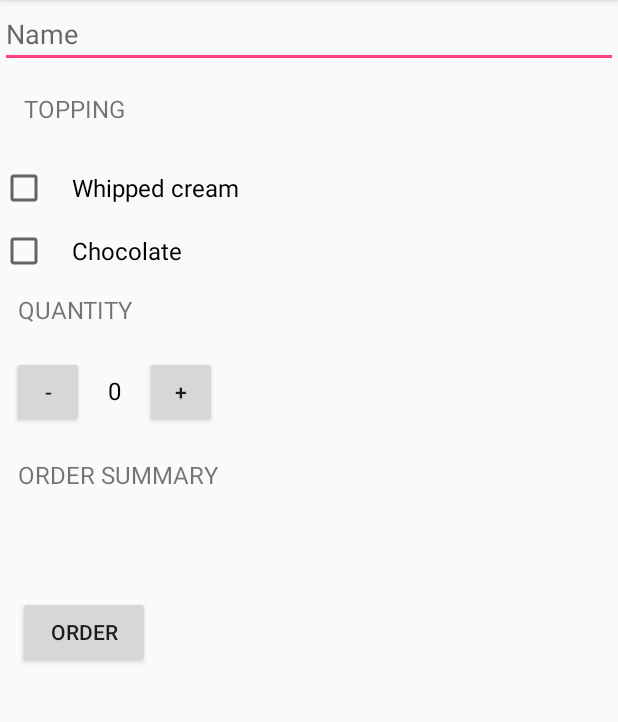
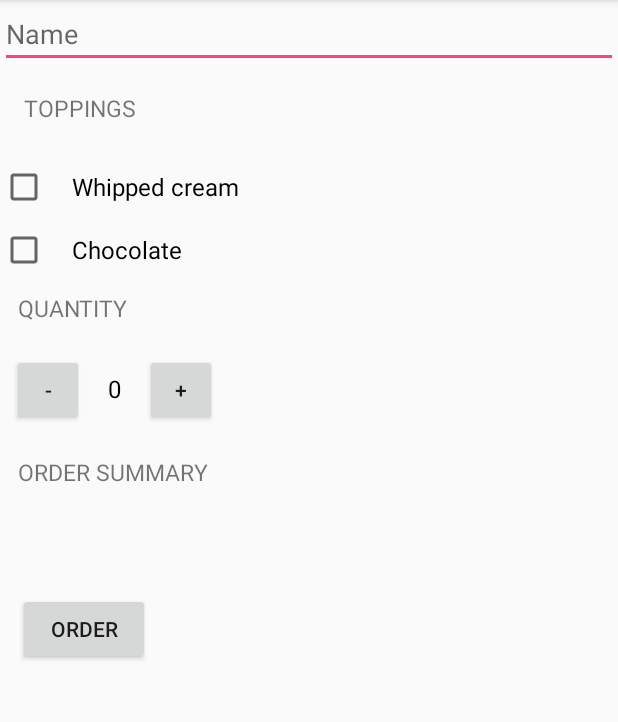
Before and after one commit to cocacolabe/JustJava, an Android app: the screen it shows after launch (MainActivity), on a phone screen of 412 x 824 dp, the part 84-806 px from its top. Run offline under Robolectric (Android 15) with nearby library versions, the phone set to English and light mode, and no system bars.

Commit message:
add style

```diff
--- a/app/src/main/res/layout/activity_main.xml
+++ b/app/src/main/res/layout/activity_main.xml
@@ -1,17 +1,15 @@
 <?xml version="1.0" encoding="utf-8"?>
-    <ScrollView xmlns:tools="http://schemas.android.com/tools"
-        xmlns:android="http://schemas.android.com/apk/res/android"
+<ScrollView xmlns:android="http://schemas.android.com/apk/res/android"
+    xmlns:tools="http://schemas.android.com/tools"
     android:layout_width="match_parent"
     android:layout_height="match_parent"
-        tools:context="com.example.android.justjava.MainActivity"
-    >
+    tools:context="com.example.android.justjava.MainActivity">
 
     <LinearLayout
         android:id="@+id/activity_main"
         android:layout_width="match_parent"
         android:layout_height="match_parent"
-            android:orientation="vertical"
-            >
+        android:orientation="vertical">
 
         <EditText
             android:id="@+id/name_field"
@@ -19,98 +17,97 @@
             android:layout_height="wrap_content"
             android:hint="Name"
             android:inputType="textPersonName" />
+
         <TextView
-                android:layout_width="wrap_content"
-                android:layout_height="wrap_content"
-                android:text="Topping"
-                android:textAllCaps="true"
+            style="@style/HeaderTextStyle"
             android:layout_margin="16dp"
-                android:textSize="16sp"/>
+
+            android:text="Toppings" />
 
         <CheckBox
             android:id="@+id/whipped_cream_checkbox"
             android:layout_width="wrap_content"
             android:layout_height="wrap_content"
+            android:layout_marginTop="10dp"
+            android:checked="false"
+            android:paddingLeft="16sp"
             android:text="Whipped cream"
             android:textSize="16sp"
-                android:paddingLeft="16sp"
-                android:layout_marginTop="10dp"
-                android:checked="false"
 
             />
+
         <CheckBox
             android:id="@+id/chocolate_checkbox"
             android:layout_width="wrap_content"
             android:layout_height="wrap_content"
+            android:layout_marginTop="10dp"
+            android:checked="false"
+            android:paddingLeft="16sp"
             android:text="Chocolate"
             android:textSize="16sp"
-                android:paddingLeft="16sp"
-                android:layout_marginTop="10dp"
-                android:checked="false"
 
             />
 
         <TextView
-                android:layout_width="wrap_content"
-                android:layout_height="wrap_content"
+            style="@style/HeaderTextStyle"
             android:layout_margin="12dp"
-                android:textSize="16sp"
-                android:text="quantity"
-                android:textAllCaps="true"/>
+
+            android:text="quantity" />
+
         <LinearLayout
             android:layout_width="wrap_content"
             android:layout_height="wrap_content"
             android:orientation="horizontal">
 
             <Button
-                    android:text="-"
+                android:id="@+id/minus"
                 android:layout_width="48dp"
                 android:layout_height="48dp"
-                    android:id="@+id/minus"
                 android:layout_margin="8dp"
-                    android:onClick="decrement"/>
+                android:onClick="decrement"
+                android:text="-" />
+
             <TextView
                 android:id="@+id/quantity_text_view"
                 android:layout_width="wrap_content"
                 android:layout_height="wrap_content"
                 android:layout_margin="8dp"
-                android:textSize="16sp"
+                android:text="0"
                 android:textColor="@android:color/black"
-                android:text="0"
-                />
+                android:textSize="16sp" />
+
             <Button
-                    android:text="+"
+                android:id="@+id/plus"
                 android:layout_width="48dp"
                 android:layout_height="48dp"
-                    android:id="@+id/plus"
                 android:layout_margin="8dp"
-                    android:onClick="increment"/>
+                android:onClick="increment"
+                android:text="+" />
         </LinearLayout>
 
         <TextView
 
-                android:layout_width="wrap_content"
-                android:layout_height="wrap_content"
+            style="@style/HeaderTextStyle"
             android:layout_margin="12dp"
-                android:textSize="16sp"
-                android:text="Order Summary"
-                android:textAllCaps="true"/>
+            android:text="Order Summary" />
+
         <TextView
             android:id="@+id/order_summary_text_view"
             android:layout_width="wrap_content"
             android:layout_height="wrap_content"
             android:layout_margin="12dp"
+            android:textColor="@android:color/black"
             android:textSize="16sp"
-                android:textColor="@android:color/black"
 
             />
+
         <Button
-                android:text="Order"
+            android:id="@+id/button"
             android:layout_width="wrap_content"
             android:layout_height="wrap_content"
             android:layout_margin="12dp"
-                android:id="@+id/button"
-                android:onClick="submitOrder"/>
+            android:onClick="submitOrder"
+            android:text="Order" />
 
     </LinearLayout>
 
--- a/app/src/main/res/values/strings.xml
+++ b/app/src/main/res/values/strings.xml
@@ -1,3 +1,6 @@
 <resources>
     <string name="app_name">Just Java</string>
+
+    <!--Header text for the list of toppings[CHAR LINIT= 20} -->
+    <string name="Toppings">Topping</string>
 </resources>
```
Lines whose indentation alone changed are shown as unchanged.
